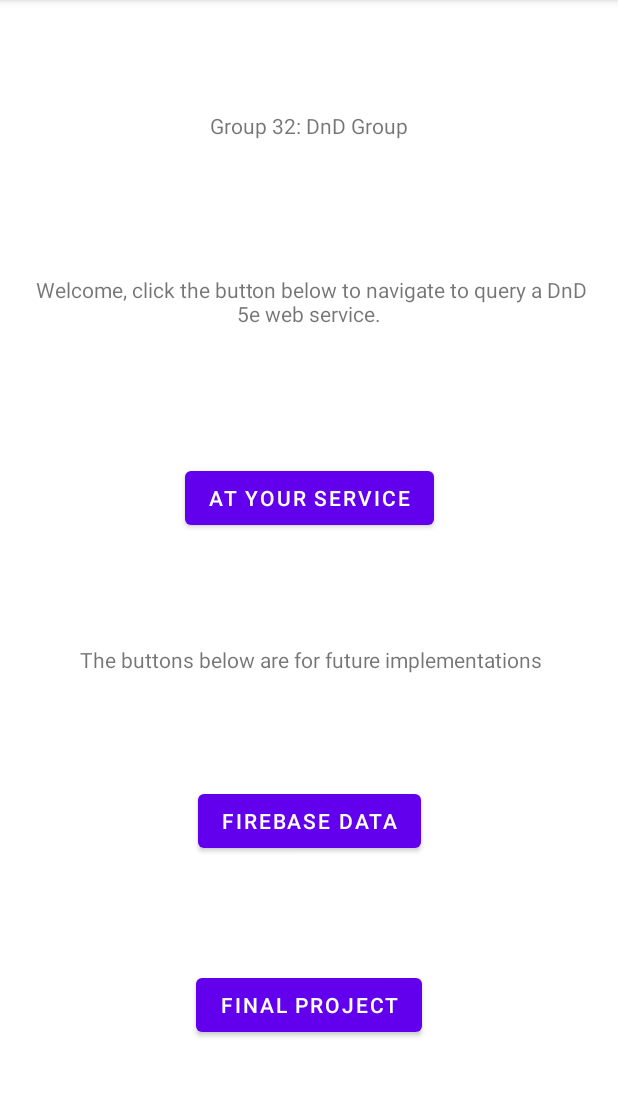
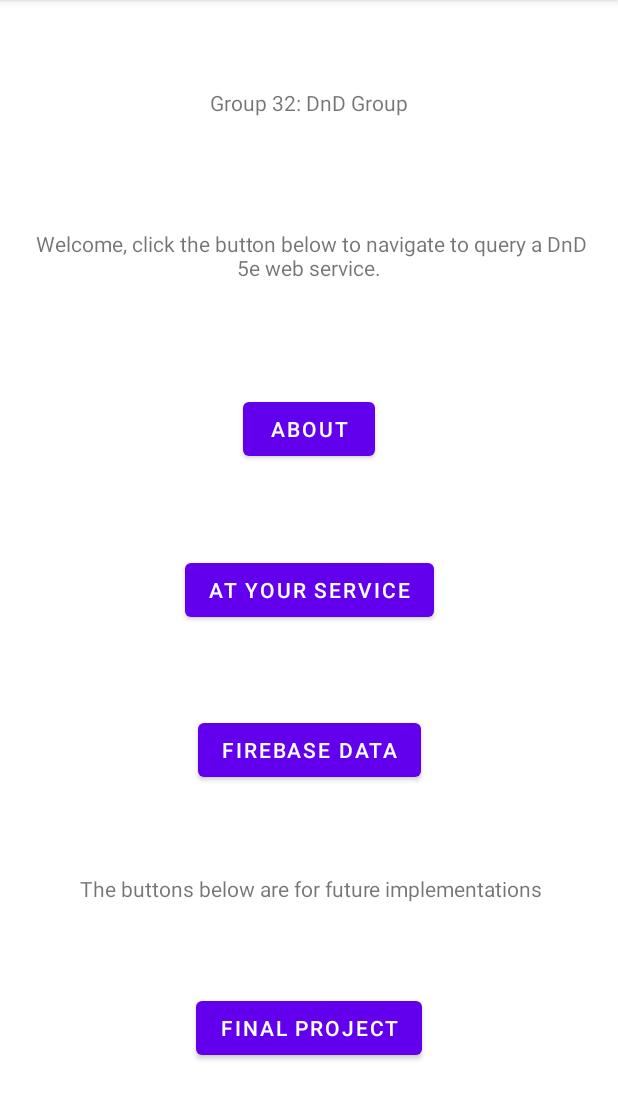
Before and after one commit to enguyen11/GroupWork, an Android app: the screen it shows after launch (MainActivity), on a phone screen of 412 x 824 dp, the part 84-1204 px from its top. Run offline under Robolectric (Android 15) with nearby library versions, the phone set to English and light mode, and no system bars.

Commit message:
feat: about activity

```diff
--- a/app/src/main/AndroidManifest.xml
+++ b/app/src/main/AndroidManifest.xml
@@ -16,6 +16,9 @@
         android:supportsRtl="true"
         android:theme="@style/Theme.GroupWork"
         tools:targetApi="31">
+        <activity
+            android:name=".About"
+            android:exported="false" />
         <activity
             android:name=".FinalProject"
             android:exported="false" />
--- a/app/src/main/java/com/example/groupwork/MainActivity.java
+++ b/app/src/main/java/com/example/groupwork/MainActivity.java
@@ -9,7 +9,7 @@ import android.widget.Button;
 
 public class MainActivity extends AppCompatActivity {
 
-    private Button btnSearchActivity, firebase, project;
+    private Button btnSearchActivity, firebase, project, about;
 
     @Override
     protected void onCreate(Bundle savedInstanceState) {
@@ -34,5 +34,11 @@ public class MainActivity extends AppCompatActivity {
             Intent goToSearch = new Intent(MainActivity.this, FinalProject.class);
             MainActivity.this.startActivity(goToSearch);
         });
+
+        about = findViewById(R.id.button_about);
+        about.setOnClickListener(view -> {
+            Intent goToSearch = new Intent(MainActivity.this, About.class);
+            MainActivity.this.startActivity(goToSearch);
+        });
     }
 }
--- a/app/src/main/res/layout/activity_main.xml
+++ b/app/src/main/res/layout/activity_main.xml
@@ -6,6 +6,17 @@
     android:layout_height="match_parent"
     tools:context=".MainActivity">
 
+    <Button
+        android:id="@+id/button_about"
+        android:layout_width="wrap_content"
+        android:layout_height="wrap_content"
+        android:text="@string/string_about"
+        app:layout_constraintBottom_toTopOf="@+id/button_search_activity"
+        app:layout_constraintEnd_toEndOf="parent"
+        app:layout_constraintHorizontal_bias="0.5"
+        app:layout_constraintStart_toStartOf="parent"
+        app:layout_constraintTop_toBottomOf="@+id/text_welcome_msg" />
+
     <TextView
         android:id="@+id/text_welcome_msg"
         android:layout_width="wrap_content"
@@ -13,7 +24,7 @@
         android:padding="15dp"
         android:text="@string/string_main_activity_welcome"
         android:textAlignment="center"
-        app:layout_constraintBottom_toTopOf="@+id/button_search_activity"
+        app:layout_constraintBottom_toTopOf="@+id/button_about"
         app:layout_constraintEnd_toEndOf="parent"
         app:layout_constraintHorizontal_bias="0.5"
         app:layout_constraintStart_toStartOf="parent"
@@ -25,12 +36,23 @@
         android:layout_height="wrap_content"
         android:focusable="true"
         android:text="@string/string_at_your_service"
-        app:layout_constraintBottom_toTopOf="@id/text_future_implements"
+        app:layout_constraintBottom_toTopOf="@+id/button_firebase"
         app:layout_constraintEnd_toEndOf="parent"
         app:layout_constraintHorizontal_bias="0.5"
         app:layout_constraintStart_toStartOf="parent"
-        app:layout_constraintTop_toBottomOf="@+id/text_welcome_msg"
+        app:layout_constraintTop_toBottomOf="@+id/button_about"
         tools:clickable="true" />
+
+    <Button
+        android:id="@+id/button_firebase"
+        android:layout_width="wrap_content"
+        android:layout_height="wrap_content"
+        android:text="@string/string_firebase"
+        app:layout_constraintBottom_toTopOf="@+id/text_future_implements"
+        app:layout_constraintEnd_toEndOf="parent"
+        app:layout_constraintHorizontal_bias="0.5"
+        app:layout_constraintStart_toStartOf="parent"
+        app:layout_constraintTop_toBottomOf="@+id/button_search_activity" />
 
     <TextView
         android:id="@+id/text_groupName"
@@ -44,17 +66,6 @@
         app:layout_constraintTop_toTopOf="parent" />
 
     <Button
-        android:id="@+id/button_firebase"
-        android:layout_width="wrap_content"
-        android:layout_height="wrap_content"
-        android:text="@string/string_firebase"
-        app:layout_constraintBottom_toTopOf="@id/button_final"
-        app:layout_constraintEnd_toEndOf="parent"
-        app:layout_constraintHorizontal_bias="0.5"
-        app:layout_constraintStart_toStartOf="parent"
-        app:layout_constraintTop_toBottomOf="@id/text_future_implements" />
-
-    <Button
         android:id="@+id/button_final"
         android:layout_width="wrap_content"
         android:layout_height="wrap_content"
@@ -63,17 +74,17 @@
         app:layout_constraintEnd_toEndOf="parent"
         app:layout_constraintHorizontal_bias="0.5"
         app:layout_constraintStart_toStartOf="parent"
-        app:layout_constraintTop_toBottomOf="@id/button_firebase" />
+        app:layout_constraintTop_toBottomOf="@+id/text_future_implements" />
 
     <TextView
         android:id="@+id/text_future_implements"
         android:layout_width="wrap_content"
         android:layout_height="wrap_content"
         android:text="@string/string_future_implement"
-        app:layout_constraintBottom_toTopOf="@id/button_firebase"
+        app:layout_constraintBottom_toTopOf="@+id/button_final"
         app:layout_constraintEnd_toEndOf="parent"
         app:layout_constraintHorizontal_bias="0.5"
         app:layout_constraintStart_toStartOf="parent"
-        app:layout_constraintTop_toBottomOf="@id/button_search_activity" />
+        app:layout_constraintTop_toBottomOf="@+id/button_firebase" />
 
 </androidx.constraintlayout.widget.ConstraintLayout>
--- a/app/src/main/res/values/strings.xml
+++ b/app/src/main/res/values/strings.xml
@@ -21,4 +21,7 @@
     <string name="string_final_project">Final Project</string>
     <string name="string_future_implement">\ The buttons below are for future implementations</string>
     <string name="instructions">Select a category to display the list.</string>
+    <string name="string_about">About</string>
+    <string name="string_group_members">Group Members:</string>
+    <string name="string_bryant_rogers_nguyen_baush_garciaCastillo">Nolen Bryant, Hannah Rogers, Eric Nguyen, Connor Baush, Alan Garcia Castillo</string>
 </resources>
```
Also changed, not shown: app/src/main/java/com/example/groupwork/About.java (added, +14 -0 lines), app/src/main/res/layout/activity_about.xml (added, +33 -0 lines).
